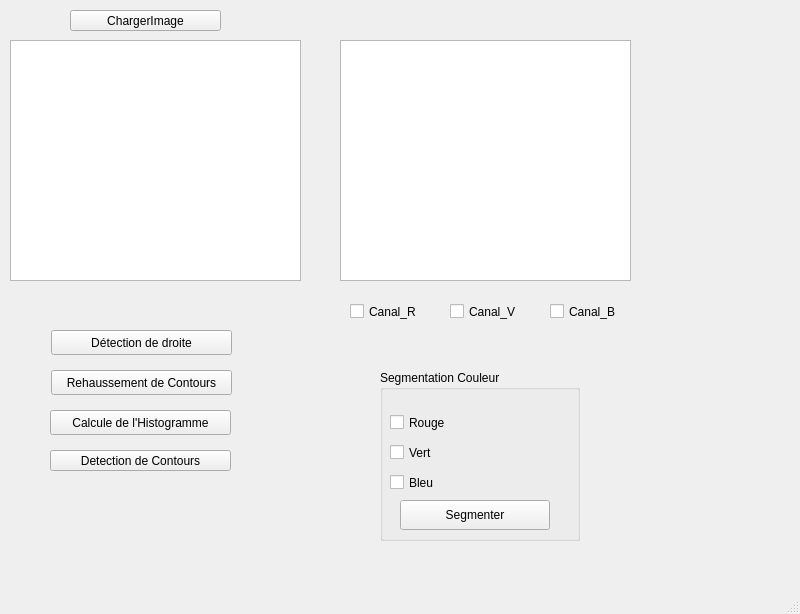
First picture: the form in Descripteurs/tessst/mainwindow.ui, repository TomAuclin/PROJETC_LMLTM, before the edit.
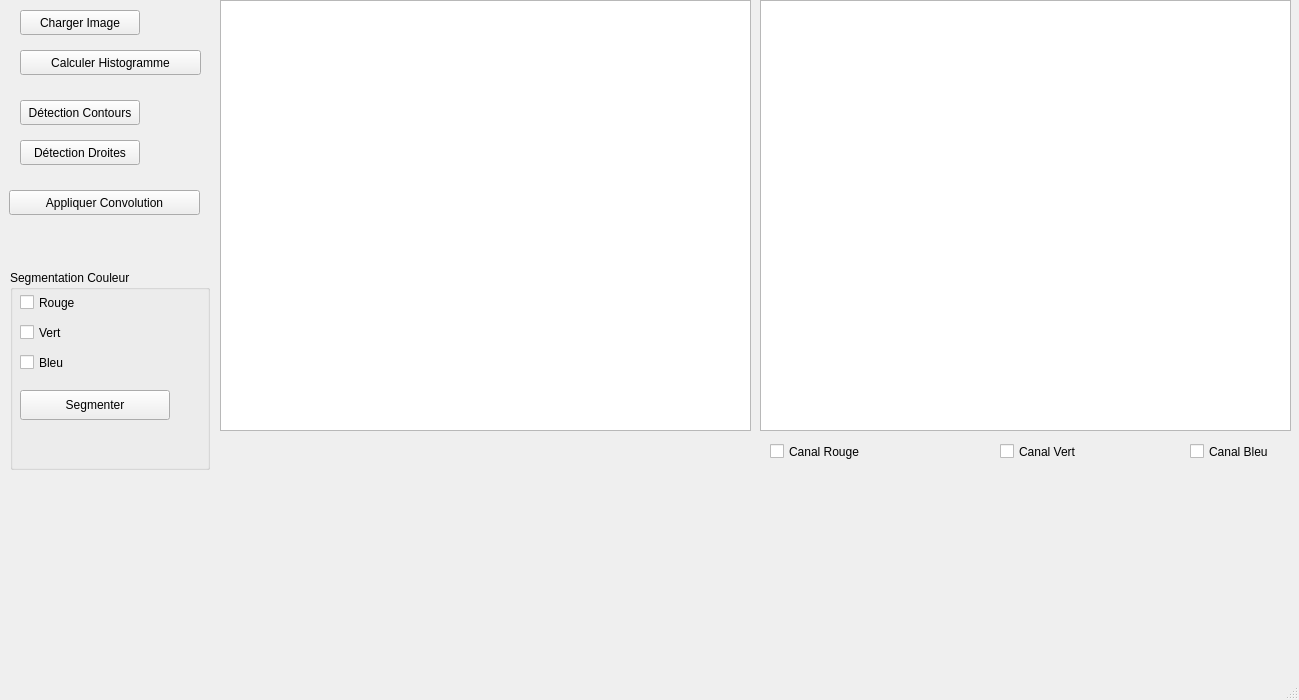
Second picture: the form after the edit.

What changed in the file:
```diff
--- a/Descripteurs/tessst/mainwindow.ui
+++ b/Descripteurs/tessst/mainwindow.ui
@@ -6,8 +6,8 @@
    <rect>
     <x>0</x>
     <y>0</y>
-    <width>800</width>
-    <height>614</height>
+    <width>1299</width>
+    <height>700</height>
    </rect>
   </property>
   <property name="windowTitle">
@@ -17,134 +17,134 @@
    <widget class="QPushButton" name="ChargerImage">
     <property name="geometry">
      <rect>
-      <x>70</x>
+      <x>20</x>
       <y>10</y>
-      <width>151</width>
-      <height>21</height>
+      <width>120</width>
+      <height>25</height>
      </rect>
     </property>
     <property name="text">
-     <string>ChargerImage</string>
-    </property>
-   </widget>
-   <widget class="QPushButton" name="DetectionContour">
-    <property name="geometry">
-     <rect>
-      <x>50</x>
-      <y>450</y>
-      <width>181</width>
-      <height>21</height>
-     </rect>
-    </property>
-    <property name="text">
-     <string>Detection de Contours</string>
+     <string>Charger Image</string>
     </property>
    </widget>
    <widget class="QGraphicsView" name="AfficherImage">
     <property name="geometry">
      <rect>
-      <x>10</x>
-      <y>40</y>
-      <width>291</width>
-      <height>241</height>
+      <x>220</x>
+      <y>0</y>
+      <width>531</width>
+      <height>431</height>
      </rect>
     </property>
    </widget>
    <widget class="QGraphicsView" name="AffichageResultat">
     <property name="geometry">
      <rect>
-      <x>340</x>
-      <y>40</y>
-      <width>291</width>
-      <height>241</height>
+      <x>760</x>
+      <y>0</y>
+      <width>531</width>
+      <height>431</height>
      </rect>
     </property>
    </widget>
-   <widget class="QPushButton" name="DetectionDroite">
-    <property name="geometry">
-     <rect>
-      <x>51</x>
-      <y>330</y>
-      <width>181</width>
-      <height>25</height>
-     </rect>
-    </property>
-    <property name="text">
-     <string>Détection de droite</string>
-    </property>
-   </widget>
-   <widget class="QPushButton" name="RehaussementContours">
-    <property name="geometry">
-     <rect>
-      <x>51</x>
-      <y>370</y>
-      <width>181</width>
-      <height>25</height>
-     </rect>
-    </property>
-    <property name="text">
-     <string>Rehaussement de Contours</string>
-    </property>
-   </widget>
    <widget class="QPushButton" name="CalculerHisto">
     <property name="geometry">
      <rect>
-      <x>50</x>
-      <y>410</y>
+      <x>20</x>
+      <y>50</y>
       <width>181</width>
       <height>25</height>
      </rect>
     </property>
     <property name="text">
-     <string>Calcule de l'Histogramme</string>
-    </property>
-   </widget>
-   <widget class="QCheckBox" name="Canal_V">
-    <property name="geometry">
-     <rect>
-      <x>450</x>
-      <y>300</y>
-      <width>82</width>
-      <height>23</height>
-     </rect>
-    </property>
-    <property name="text">
-     <string>Canal_V</string>
+     <string>Calculer Histogramme</string>
     </property>
    </widget>
    <widget class="QCheckBox" name="Canal_R">
     <property name="geometry">
      <rect>
-      <x>350</x>
-      <y>300</y>
-      <width>82</width>
+      <x>770</x>
+      <y>440</y>
+      <width>100</width>
       <height>23</height>
      </rect>
     </property>
     <property name="text">
-     <string>Canal_R</string>
+     <string>Canal Rouge</string>
+    </property>
+   </widget>
+   <widget class="QCheckBox" name="Canal_V">
+    <property name="geometry">
+     <rect>
+      <x>1000</x>
+      <y>440</y>
+      <width>100</width>
+      <height>23</height>
+     </rect>
+    </property>
+    <property name="text">
+     <string>Canal Vert</string>
     </property>
    </widget>
    <widget class="QCheckBox" name="Canal_B">
     <property name="geometry">
      <rect>
-      <x>550</x>
-      <y>300</y>
-      <width>82</width>
+      <x>1190</x>
+      <y>440</y>
+      <width>100</width>
       <height>23</height>
      </rect>
     </property>
     <property name="text">
-     <string>Canal_B</string>
+     <string>Canal Bleu</string>
+    </property>
+   </widget>
+   <widget class="QPushButton" name="DetectionContour">
+    <property name="geometry">
+     <rect>
+      <x>20</x>
+      <y>100</y>
+      <width>120</width>
+      <height>25</height>
+     </rect>
+    </property>
+    <property name="text">
+     <string>Détection Contours</string>
+    </property>
+   </widget>
+   <widget class="QPushButton" name="DetectionDroite">
+    <property name="geometry">
+     <rect>
+      <x>20</x>
+      <y>140</y>
+      <width>120</width>
+      <height>25</height>
+     </rect>
+    </property>
+    <property name="text">
+     <string>Détection Droites</string>
+    </property>
+   </widget>
+   <widget class="QPushButton" name="AppliquerConvolution">
+    <property name="geometry">
+     <rect>
+      <x>9</x>
+      <y>190</y>
+      <width>191</width>
+      <height>25</height>
+     </rect>
+    </property>
+    <property name="text">
+     <string>Appliquer Convolution</string>
     </property>
    </widget>
    <widget class="QGroupBox" name="GroupeSegmentation">
     <property name="geometry">
      <rect>
-      <x>380</x>
-      <y>370</y>
+      <x>10</x>
+      <y>270</y>
       <width>200</width>
-      <height>171</height>
+      <height>200</height>
      </rect>
     </property>
     <property name="title">
@@ -154,7 +154,7 @@
      <property name="geometry">
       <rect>
        <x>10</x>
-       <y>40</y>
+       <y>20</y>
        <width>150</width>
        <height>25</height>
       </rect>
@@ -167,7 +167,7 @@
      <property name="geometry">
       <rect>
        <x>10</x>
-       <y>70</y>
+       <y>50</y>
        <width>150</width>
        <height>25</height>
       </rect>
@@ -180,7 +180,7 @@
      <property name="geometry">
       <rect>
        <x>10</x>
-       <y>100</y>
+       <y>80</y>
        <width>150</width>
        <height>25</height>
       </rect>
@@ -192,8 +192,8 @@
     <widget class="QPushButton" name="SegmenterCouleur">
      <property name="geometry">
       <rect>
-       <x>20</x>
-       <y>130</y>
+       <x>10</x>
+       <y>120</y>
        <width>150</width>
        <height>30</height>
       </rect>
```
Left out of the diff: 4 changed lines with no effect on the pictures.
